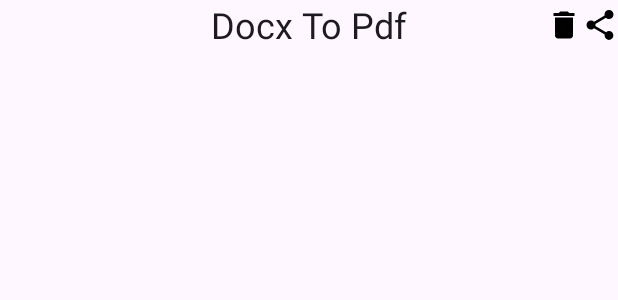
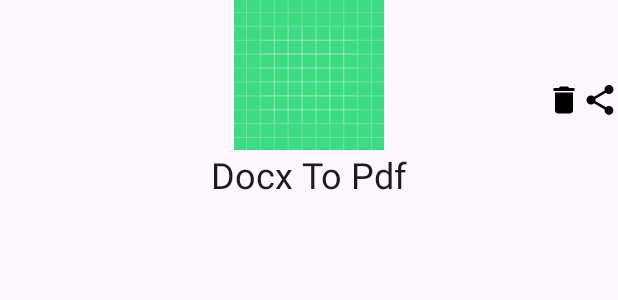
Before and after one commit to labmember003/docx-to-pdf, an Android app: the layout existing_font.xml on its own in the app's theme, with its tools: preview values and no code run, on a phone screen of 412 x 824 dp. Shown: the top 300 px of the screen. Run offline under Robolectric (Android 15) with nearby library versions, the phone set to English and light mode, and no system bars.

Commit message:
working preview image rcv

```diff
--- a/app/src/main/res/layout/existing_font.xml
+++ b/app/src/main/res/layout/existing_font.xml
@@ -3,6 +3,15 @@
     android:layout_width="match_parent"
     android:layout_height="wrap_content"
     xmlns:app="http://schemas.android.com/apk/res-auto">
+
+    <ImageView
+        android:id="@+id/previewImage"
+        android:layout_width="100dp"
+        android:layout_height="100dp"
+        android:src="@drawable/ic_launcher_background"
+        app:layout_constraintEnd_toEndOf="parent"
+        app:layout_constraintStart_toStartOf="parent"
+        app:layout_constraintTop_toTopOf="parent" />
     <TextView
         style="@style/TextAppearance.AppCompat.Headline"
         android:id="@+id/convertedPDF"
@@ -11,7 +20,7 @@
         android:text="@string/app_name"
         app:layout_constraintStart_toStartOf="parent"
         app:layout_constraintEnd_toEndOf="parent"
-        app:layout_constraintTop_toTopOf="parent"
+        app:layout_constraintTop_toBottomOf="@+id/previewImage"
         />
     <ImageView
         android:id="@+id/shareButton"
```
Also changed, not shown: app/src/main/java/com/falcon/docxtopdf/ConvertedPdfRcvAdapter.kt (+16 -4 lines).
